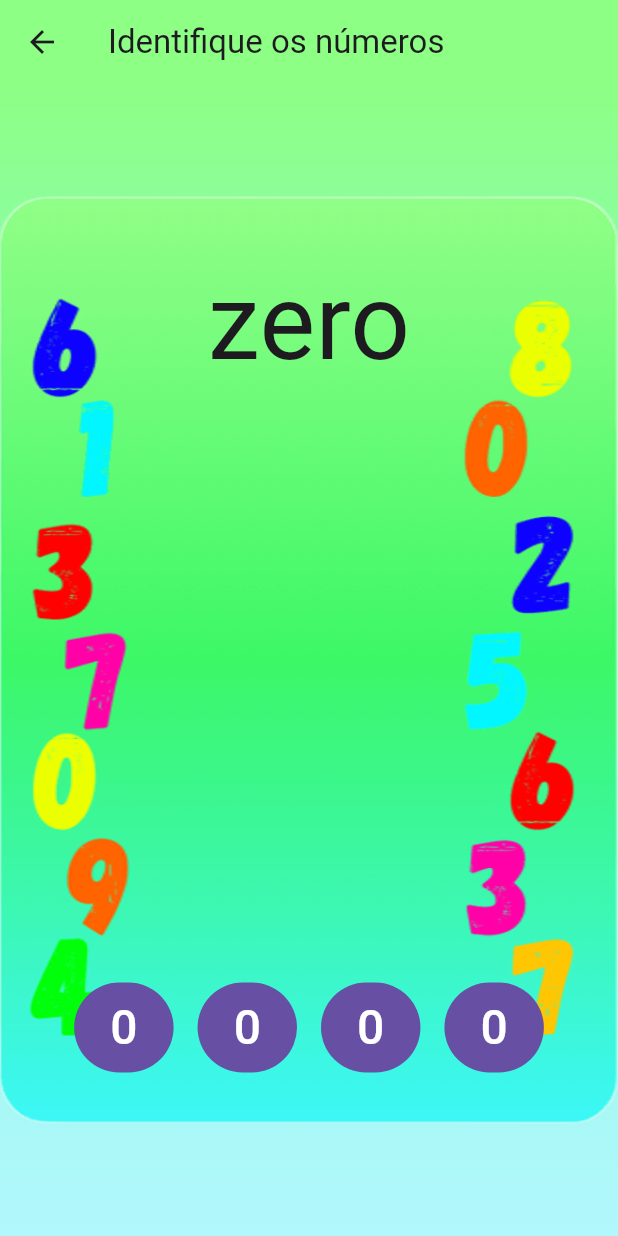
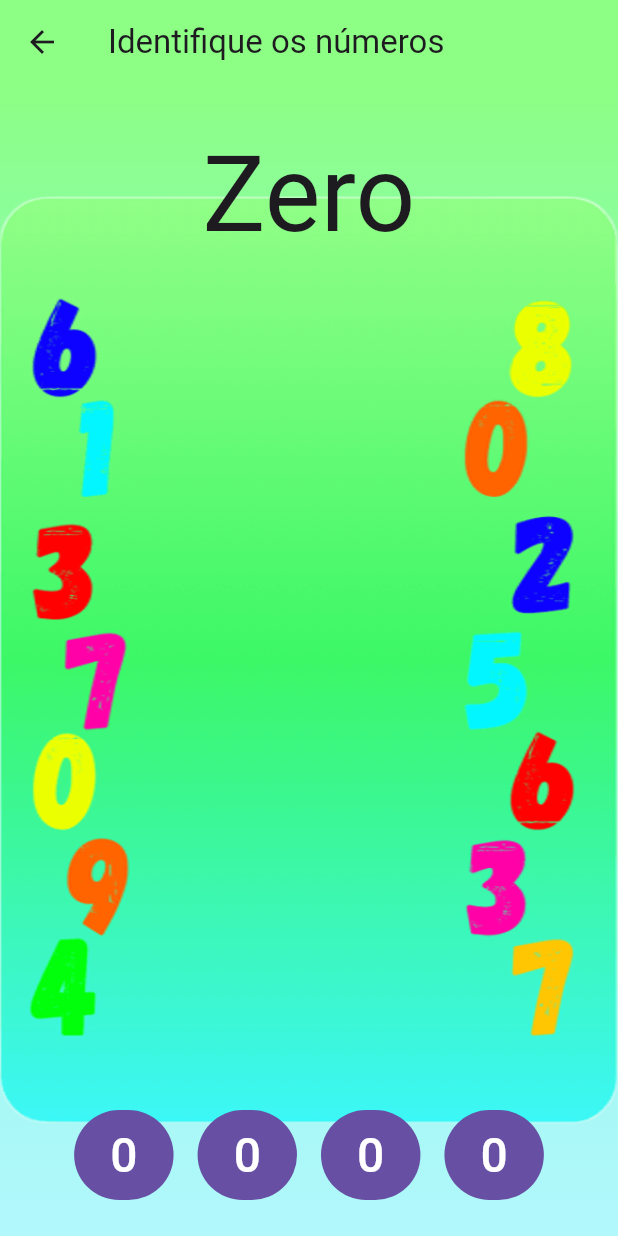
Before and after one commit to priscillamelo/flutter_beaba, a Flutter app: the ReconhecerNumeroPorExtenso screen opened by its route, on a phone screen of 412 x 824 dp. Run offline on Flutter 3.47's test engine with Material 3 defaults, Android fonts, the phone set to English and light mode, and no system bars; our stand-ins replace animated_text_kit, audioplayers, circular_countdown_timer, flutter_tts, fluttertoast, google_fonts and 1 more; Roboto replaces fonts that are missing (DynaPuff).

Commit message:
att no reconhever numeros

```diff
--- a/lib/screens/reconhecer_numeros.dart
+++ b/lib/screens/reconhecer_numeros.dart
@@ -15,27 +15,27 @@ class ReconhecerNumeroPorExtenso extends StatefulWidget {
 class _ReconhecerNumeroPorExtensoState
     extends State<ReconhecerNumeroPorExtenso> {
   final Map<int, String> numerosPorExtenso = {
-    0: 'zero',
-    1: 'um',
-    2: 'dois',
-    3: 'três',
-    4: 'quatro',
-    5: 'cinco',
-    6: 'seis',
-    7: 'sete',
-    8: 'oito',
-    9: 'nove',
-    10: 'dez',
-    11: 'onze',
-    12: 'doze',
-    13: 'treze',
-    14: 'catorze',
-    15: 'quinze',
-    16: 'dezesseis',
-    17: 'dezessete',
-    18: 'dezoito',
-    19: 'dezenove',
-    20: 'vinte',
+    0: 'Zero',
+    1: 'Um',
+    2: 'Dois',
+    3: 'Três',
+    4: 'Quatro',
+    5: 'Cinco',
+    6: 'Seis',
+    7: 'Sete',
+    8: 'Oito',
+    9: 'Nove',
+    10: 'Dez',
+    11: 'Onze',
+    12: 'Doze',
+    13: 'Treze',
+    14: 'Catorze',
+    15: 'Quinze',
+    16: 'Dezesseis',
+    17: 'Dezessete',
+    18: 'Dezoito',
+    19: 'Dezenove',
+    20: 'Vinte',
   };
 
   late int numeroAleatorio;
@@ -95,7 +95,7 @@ class _ReconhecerNumeroPorExtensoState
                   child: Padding(
                     padding: const EdgeInsets.all(16.0),
                     child: Column(
-                      mainAxisAlignment: MainAxisAlignment.spaceAround,
+                      mainAxisAlignment: MainAxisAlignment.spaceBetween,
                       crossAxisAlignment: CrossAxisAlignment.center,
                       children: [
                         Text(
```
